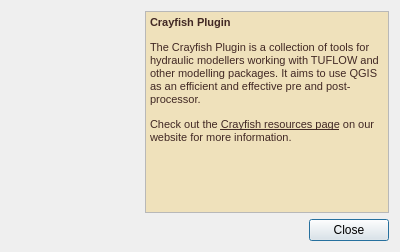
Before: the Qt Designer form qgis_plugin/crayfish_about_dialog_widget.ui in lutraconsulting/qgis-crayfish-plugin, drawn with Qt 5.
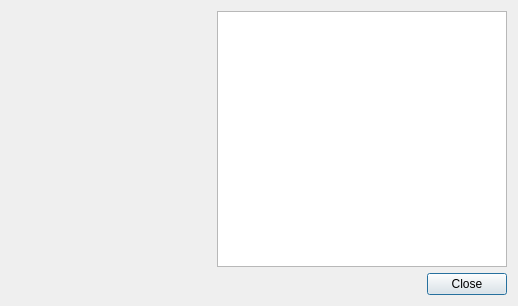
After: the same form once the commit is applied.

Commit message: Small updates to About dialog + new logo

Diff of the .ui file:
```diff
--- a/qgis_plugin/crayfish_about_dialog_widget.ui
+++ b/qgis_plugin/crayfish_about_dialog_widget.ui
@@ -6,8 +6,8 @@
    <rect>
     <x>0</x>
     <y>0</y>
-    <width>400</width>
-    <height>252</height>
+    <width>518</width>
+    <height>306</height>
    </rect>
   </property>
   <property name="windowTitle">
@@ -60,8 +60,8 @@
          </property>
          <property name="minimumSize">
           <size>
-           <width>128</width>
-           <height>46</height>
+           <width>200</width>
+           <height>69</height>
           </size>
          </property>
          <property name="text">
@@ -73,15 +73,6 @@
      </item>
      <item>
       <widget class="QTextBrowser" name="aboutBrowser">
-       <property name="html">
-        <string>&lt;!DOCTYPE HTML PUBLIC &quot;-//W3C//DTD HTML 4.0//EN&quot; &quot;http://www.w3.org/TR/REC-html40/strict.dtd&quot;&gt;
-&lt;html&gt;&lt;head&gt;&lt;meta name=&quot;qrichtext&quot; content=&quot;1&quot; /&gt;&lt;style type=&quot;text/css&quot;&gt;
-p, li { white-space: pre-wrap; }
-&lt;/style&gt;&lt;/head&gt;&lt;body style=&quot; font-family:'Sans Serif'; font-size:9pt; font-weight:400; font-style:normal;&quot; bgcolor=&quot;#efe1bb&quot;&gt;
-&lt;p style=&quot; margin-top:18px; margin-bottom:12px; margin-left:0px; margin-right:0px; -qt-block-indent:0; text-indent:0px;&quot;&gt;&lt;span style=&quot; font-family:'FreeSans,Geneva,Arial,sans-serif'; font-size:8pt; font-weight:600; color:#412824;&quot;&gt;Crayfish Plugin&lt;/span&gt;&lt;/p&gt;
-&lt;p style=&quot; margin-top:12px; margin-bottom:12px; margin-left:0px; margin-right:0px; -qt-block-indent:0; text-indent:0px;&quot;&gt;&lt;span style=&quot; font-family:'FreeSans,Geneva,Arial,sans-serif'; font-size:8pt; color:#412824;&quot;&gt;The Crayfish Plugin is a collection of tools for hydraulic modellers working with TUFLOW and other modelling packages. It aims to use QGIS as an efficient and effective pre and post-processor.&lt;/span&gt;&lt;/p&gt;
-&lt;p style=&quot; margin-top:12px; margin-bottom:12px; margin-left:0px; margin-right:0px; -qt-block-indent:0; text-indent:0px;&quot;&gt;&lt;span style=&quot; font-family:'FreeSans,Geneva,Arial,sans-serif'; font-size:8pt; color:#412824;&quot;&gt;Check out the &lt;/span&gt;&lt;a href=&quot;http://www.lutraconsulting.co.uk/resources/crayfish&quot;&gt;&lt;span style=&quot; font-family:'FreeSans,Geneva,Arial,sans-serif'; font-size:8pt; text-decoration: underline; color:#412824;&quot;&gt;Crayfish resources page&lt;/span&gt;&lt;/a&gt;&lt;span style=&quot; font-family:'FreeSans,Geneva,Arial,sans-serif'; font-size:8pt; color:#412824;&quot;&gt; on our website for more information.&lt;/span&gt;&lt;/p&gt;&lt;/body&gt;&lt;/html&gt;</string>
-       </property>
        <property name="acceptRichText">
         <bool>false</bool>
        </property>
```
The commit also changes 4 other files.
